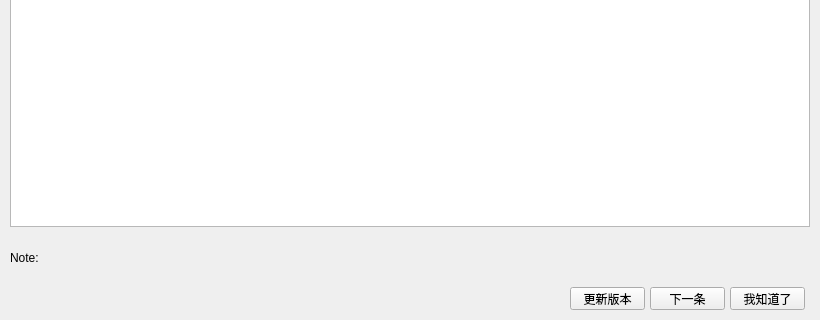
The window that news.ui (ChnMasterOG/TP78-Integrated-Tools) describes before a commit, drawn with Qt 5; both pictures show x 0 to 820 and y 383 to 703 of the 820 by 703 pixel window.
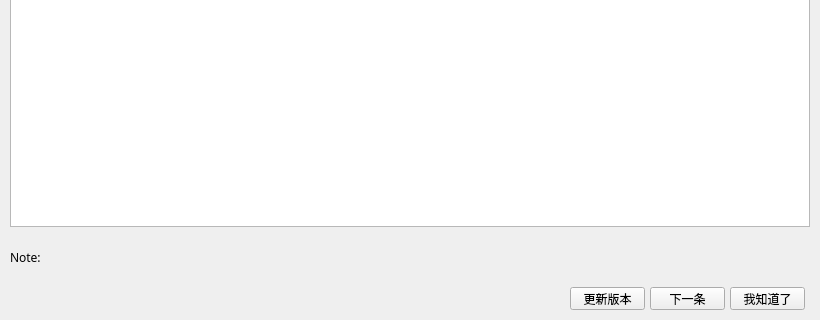
The same window after the commit.

What changed in the file:
```diff
--- a/news.ui
+++ b/news.ui
@@ -35,6 +35,11 @@
      <height>61</height>
     </rect>
    </property>
+   <property name="font">
+    <font>
+     <family>宋体</family>
+    </font>
+   </property>
    <property name="text">
     <string>Note:</string>
    </property>
```
